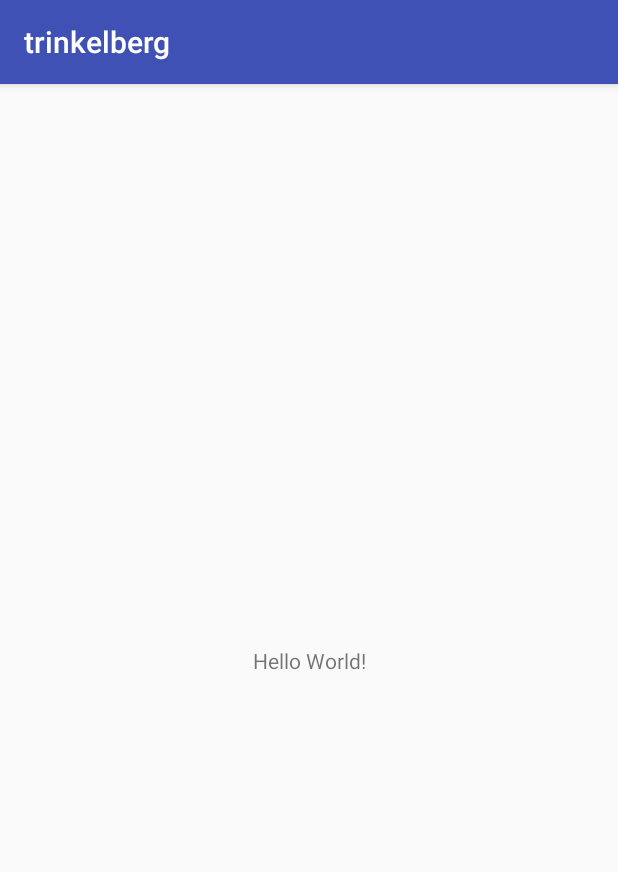
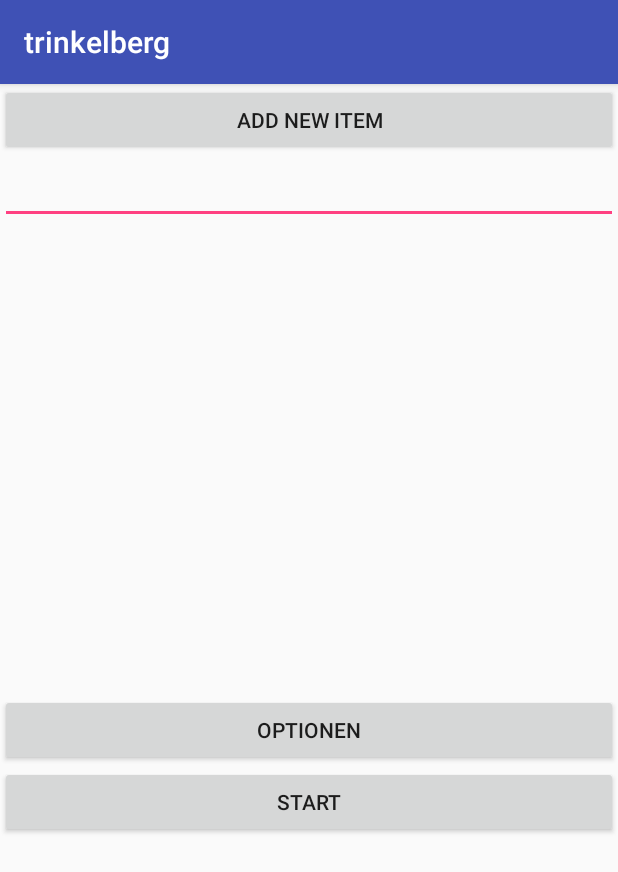
Before and after one commit to MichelKuhn/trinkelberg, an Android app: the screen it shows after launch (MainActivity), on a phone screen of 412 x 824 dp. Shown: the top 872 px of the screen. Run offline under Robolectric (Android 15) with nearby library versions, the phone set to English and light mode, and no system bars.

Commit message:
Late Night Coding

```diff
--- a/app/build.gradle
+++ b/app/build.gradle
@@ -26,5 +26,6 @@ dependencies {
     })
     compile 'com.android.support:appcompat-v7:25.3.1'
     compile 'com.android.support.constraint:constraint-layout:1.0.2'
+    compile 'com.android.support:design:25.3.1'
     testCompile 'junit:junit:4.12'
 }
--- a/app/src/main/AndroidManifest.xml
+++ b/app/src/main/AndroidManifest.xml
@@ -16,6 +16,10 @@
                 <category android:name="android.intent.category.LAUNCHER" />
             </intent-filter>
         </activity>
+        <activity
+            android:name=".Menu"
+            android:label="@string/title_activity_menu"
+            android:theme="@style/AppTheme.NoActionBar"></activity>
     </application>
 
 </manifest>
--- a/app/src/main/java/com/example/michel/trinkelberg/MainActivity.java
+++ b/app/src/main/java/com/example/michel/trinkelberg/MainActivity.java
@@ -2,12 +2,33 @@ package com.example.michel.trinkelberg;
 
 import android.support.v7.app.AppCompatActivity;
 import android.os.Bundle;
+import android.view.View;
+import android.widget.ArrayAdapter;
+import android.widget.ListView;
+import android.widget.TextView;
+
+import java.util.ArrayList;
 
 public class MainActivity extends AppCompatActivity {
+    ArrayList<String> listItems=new ArrayList<String>();
+
+    ArrayAdapter<String> adapter;
 
     @Override
-    protected void onCreate(Bundle savedInstanceState) {
-        super.onCreate(savedInstanceState);
+    public void onCreate(Bundle icicle) {
+        super.onCreate(icicle);
         setContentView(R.layout.activity_main);
+        adapter=new ArrayAdapter<String>(this,
+                android.R.layout.simple_list_item_1,
+                listItems);
+        ListView lv = (ListView)findViewById(R.id.listView);
+        lv.setAdapter(adapter);
+    }
+
+    public void addItems(View v) {
+        TextView tv = (TextView)findViewById(R.id.editText);
+        listItems.add(tv.getText().toString());
+        adapter.notifyDataSetChanged();
+        tv.setText("");
     }
 }
--- a/app/src/main/res/layout/activity_main.xml
+++ b/app/src/main/res/layout/activity_main.xml
@@ -1,18 +1,40 @@
 <?xml version="1.0" encoding="utf-8"?>
-<android.support.constraint.ConstraintLayout xmlns:android="http://schemas.android.com/apk/res/android"
-    xmlns:app="http://schemas.android.com/apk/res-auto"
-    xmlns:tools="http://schemas.android.com/tools"
-    android:layout_width="match_parent"
-    android:layout_height="match_parent"
-    tools:context="com.example.michel.trinkelberg.MainActivity">
+<LinearLayout
+    xmlns:android="http://schemas.android.com/apk/res/android"
+    android:orientation="vertical"
+    android:layout_width="fill_parent"
+    android:layout_height="fill_parent" >
 
-    <TextView
-        android:layout_width="wrap_content"
+    <Button
+        android:id="@+id/addBtn"
+        android:text="Add New Item"
+        android:layout_width="fill_parent"
         android:layout_height="wrap_content"
-        android:text="Hello World!"
-        app:layout_constraintBottom_toBottomOf="parent"
-        app:layout_constraintLeft_toLeftOf="parent"
-        app:layout_constraintRight_toRightOf="parent"
-        app:layout_constraintTop_toTopOf="parent" />
+        android:onClick="addItems"/>
 
-</android.support.constraint.ConstraintLayout>
+    <EditText
+        android:id="@+id/editText"
+        android:layout_width="match_parent"
+        android:layout_height="wrap_content"
+        android:ems="10"
+        android:inputType="textPersonName" />
+
+    <ListView
+        android:id="@+id/listView"
+        android:layout_width="fill_parent"
+        android:layout_height="313dp"
+        android:drawSelectorOnTop="false"/>
+
+    <Button
+        android:id="@+id/options"
+        android:layout_width="match_parent"
+        android:layout_height="wrap_content"
+        android:text="Optionen" />
+
+    <Button
+        android:id="@+id/start"
+        android:layout_width="match_parent"
+        android:layout_height="wrap_content"
+        android:text="Start" />
+
+</LinearLayout>
--- /dev/null
+++ b/app/src/main/res/values/dimens.xml
@@ -0,0 +1,3 @@
+<resources>
+    <dimen name="fab_margin">16dp</dimen>
+</resources>
--- a/app/src/main/res/values/strings.xml
+++ b/app/src/main/res/values/strings.xml
@@ -1,3 +1,5 @@
 <resources>
     <string name="app_name">trinkelberg</string>
+    <string name="next">Nächstes</string>
+    <string name="title_activity_menu">Menu</string>
 </resources>
--- a/app/src/main/res/values/styles.xml
+++ b/app/src/main/res/values/styles.xml
@@ -8,4 +8,13 @@
         <item name="colorAccent">@color/colorAccent</item>
     </style>
 
+    <style name="AppTheme.NoActionBar">
+        <item name="windowActionBar">false</item>
+        <item name="windowNoTitle">true</item>
+    </style>
+
+    <style name="AppTheme.AppBarOverlay" parent="ThemeOverlay.AppCompat.Dark.ActionBar" />
+
+    <style name="AppTheme.PopupOverlay" parent="ThemeOverlay.AppCompat.Light" />
+
 </resources>
```
Also changed, not shown: app/src/main/java/com/example/michel/trinkelberg/Menu.java (added, +21 -0 lines), app/src/main/res/layout/activity_menu.xml (added, +26 -0 lines), app/src/main/res/layout/content_menu.xml (added, +83 -0 lines).
